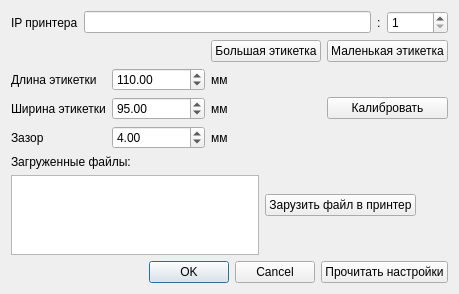
The window that dialogsettings.ui (Sergeyego/label_tspl) describes before a commit, drawn with Qt 5.
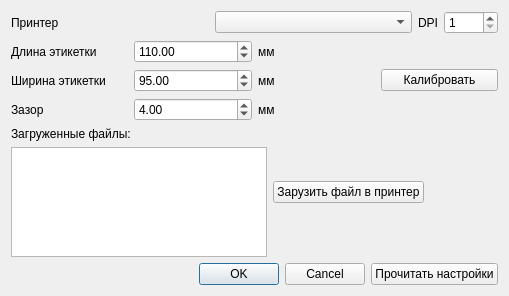
The same window after the commit.

Commit message: cups printer

Diff of the .ui file:
```diff
--- a/dialogsettings.ui
+++ b/dialogsettings.ui
@@ -6,8 +6,8 @@
    <rect>
     <x>0</x>
     <y>0</y>
-    <width>459</width>
-    <height>294</height>
+    <width>509</width>
+    <height>296</height>
    </rect>
   </property>
   <property name="windowTitle">
@@ -15,31 +15,43 @@
   </property>
   <layout class="QVBoxLayout" name="verticalLayout_2">
    <item>
-    <layout class="QHBoxLayout" name="horizontalLayout">
+    <layout class="QHBoxLayout" name="horizontalLayout_4">
+     <item>
+      <widget class="QLabel" name="label_10">
+       <property name="text">
+        <string>Принтер</string>
+       </property>
+      </widget>
+     </item>
+     <item>
+      <widget class="QComboBox" name="comboBoxPrinters"/>
+     </item>
      <item>
       <widget class="QLabel" name="label">
-       <property name="text">
-        <string>IP принтера</string>
+       <property name="sizePolicy">
+        <sizepolicy hsizetype="Maximum" vsizetype="Preferred">
+         <horstretch>0</horstretch>
+         <verstretch>0</verstretch>
+        </sizepolicy>
        </property>
-      </widget>
-     </item>
-     <item>
-      <widget class="QLineEdit" name="lineEditIp"/>
-     </item>
-     <item>
-      <widget class="QLabel" name="label_2">
        <property name="text">
-        <string>:</string>
+        <string>DPI</string>
        </property>
       </widget>
      </item>
      <item>
-      <widget class="QSpinBox" name="spinBoxPort">
+      <widget class="QSpinBox" name="spinBoxDpi">
+       <property name="sizePolicy">
+        <sizepolicy hsizetype="Maximum" vsizetype="Fixed">
+         <horstretch>0</horstretch>
+         <verstretch>0</verstretch>
+        </sizepolicy>
+       </property>
        <property name="minimum">
         <number>1</number>
        </property>
        <property name="maximum">
-        <number>65535</number>
+        <number>2500</number>
        </property>
       </widget>
      </item>
@@ -126,20 +138,6 @@
        </property>
       </widget>
      </item>
-     <item row="0" column="2">
-      <widget class="QPushButton" name="pushButtonBig">
-       <property name="text">
-        <string>Большая этикетка</string>
-       </property>
-      </widget>
-     </item>
-     <item row="0" column="3">
-      <widget class="QPushButton" name="pushButtonSmall">
-       <property name="text">
-        <string>Маленькая этикетка</string>
-       </property>
-      </widget>
-     </item>
     </layout>
    </item>
    <item>
```
The commit also changes 9 other files.
